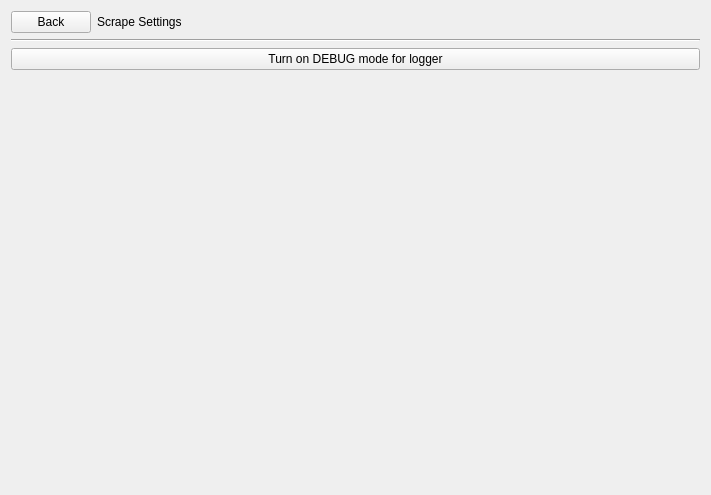
First picture: the form in src/app/ui/SettingsMenu.ui, repository caden-maxwell/nhtsa-scrape, before the edit.
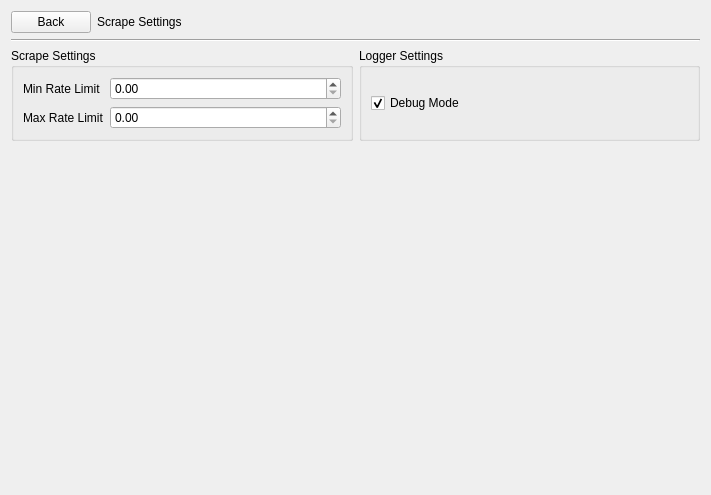
Second picture: the form after the edit.

Commit message: Rate limiting settings functional.

Patch:
```diff
--- a/src/app/ui/SettingsMenu.ui
+++ b/src/app/ui/SettingsMenu.ui
@@ -13,48 +13,34 @@
   <property name="windowTitle">
    <string>Form</string>
   </property>
-  <layout class="QVBoxLayout" name="verticalLayout">
-   <item>
-    <layout class="QHBoxLayout" name="topHLayout" stretch="0,1">
-     <item>
-      <widget class="QPushButton" name="backBtn">
-       <property name="text">
-        <string>Back</string>
-       </property>
-      </widget>
-     </item>
-     <item>
-      <widget class="QLabel" name="mainTitle">
-       <property name="text">
-        <string>Scrape Settings</string>
-       </property>
-      </widget>
-     </item>
-    </layout>
-   </item>
-   <item>
-    <widget class="Line" name="line">
-     <property name="orientation">
-      <enum>Qt::Horizontal</enum>
+  <layout class="QGridLayout" name="gridLayout">
+   <item row="2" column="2">
+    <widget class="QGroupBox" name="groupBox">
+     <property name="title">
+      <string>Logger Settings</string>
      </property>
+     <layout class="QVBoxLayout" name="verticalLayout_2">
+      <item>
+       <widget class="QCheckBox" name="debugCheckbox">
+        <property name="text">
+         <string>Debug Mode</string>
+        </property>
+        <property name="checked">
+         <bool>true</bool>
+        </property>
+       </widget>
+      </item>
+     </layout>
     </widget>
    </item>
-   <item>
-    <layout class="QVBoxLayout" name="bodyVLayout">
-     <item>
-      <widget class="QPushButton" name="debugBtn">
-       <property name="text">
-        <string>Turn on DEBUG mode for logger</string>
-       </property>
-      </widget>
-     </item>
-    </layout>
-   </item>
-   <item>
+   <item row="3" column="1" colspan="2">
     <spacer name="verticalSpacer">
      <property name="orientation">
       <enum>Qt::Vertical</enum>
      </property>
+     <property name="sizeType">
+      <enum>QSizePolicy::Expanding</enum>
+     </property>
      <property name="sizeHint" stdset="0">
       <size>
        <width>20</width>
@@ -63,6 +49,60 @@
      </property>
     </spacer>
    </item>
+   <item row="2" column="1">
+    <widget class="QGroupBox" name="groupBox_2">
+     <property name="title">
+      <string>Scrape Settings</string>
+     </property>
+     <layout class="QFormLayout" name="formLayout">
+      <item row="0" column="0">
+       <widget class="QLabel" name="label">
+        <property name="text">
+         <string>Min Rate Limit</string>
+        </property>
+       </widget>
+      </item>
+      <item row="0" column="1">
+       <widget class="QDoubleSpinBox" name="minRateBox"/>
+      </item>
+      <item row="1" column="0">
+       <widget class="QLabel" name="label_2">
+        <property name="text">
+         <string>Max Rate Limit</string>
+        </property>
+       </widget>
+      </item>
+      <item row="1" column="1">
+       <widget class="QDoubleSpinBox" name="maxRateBox"/>
+      </item>
+     </layout>
+    </widget>
+   </item>
+   <item row="1" column="1" colspan="2">
+    <widget class="Line" name="line">
+     <property name="orientation">
+      <enum>Qt::Horizontal</enum>
+     </property>
+    </widget>
+   </item>
+   <item row="0" column="1" colspan="2">
+    <layout class="QHBoxLayout" name="topHLayout" stretch="0,1">
+     <item>
+      <widget class="QPushButton" name="backBtn">
+       <property name="text">
+        <string>Back</string>
+       </property>
+      </widget>
+     </item>
+     <item>
+      <widget class="QLabel" name="mainTitle">
+       <property name="text">
+        <string>Scrape Settings</string>
+       </property>
+      </widget>
+     </item>
+    </layout>
+   </item>
   </layout>
  </widget>
  <resources/>
```
The commit also changes 7 other files.
